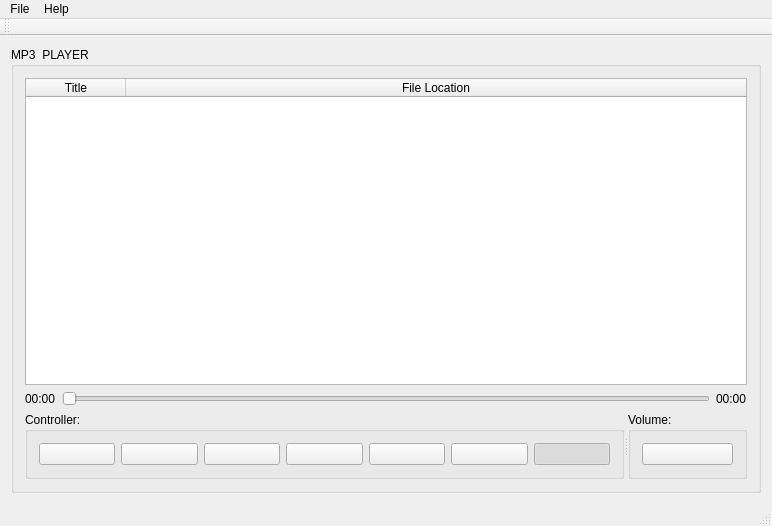
jairoaguilarts/Music-Player, file Music Player/GUI/mainwindow.ui: the form before one commit.
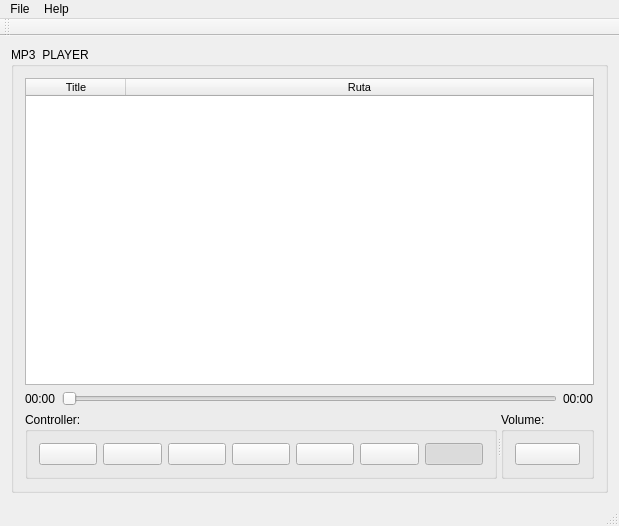
The form after the commit. Icons and pictures are not drawn.

```diff
--- a/Music Player/GUI/mainwindow.ui
+++ b/Music Player/GUI/mainwindow.ui
@@ -6,7 +6,7 @@
    <rect>
     <x>0</x>
     <y>0</y>
-    <width>772</width>
+    <width>619</width>
     <height>526</height>
    </rect>
   </property>
@@ -75,21 +75,10 @@
           <property name="text">
            <string>Title</string>
           </property>
-          <property name="font">
-           <font>
-            <pointsize>9</pointsize>
-            <bold>false</bold>
-           </font>
-          </property>
          </column>
          <column>
           <property name="text">
-           <string>File Location</string>
-          </property>
-          <property name="font">
-           <font>
-            <pointsize>9</pointsize>
-           </font>
+           <string>Ruta</string>
           </property>
          </column>
         </widget>
@@ -310,7 +299,7 @@
     <rect>
      <x>0</x>
      <y>0</y>
-     <width>772</width>
+     <width>619</width>
      <height>24</height>
     </rect>
    </property>
```
